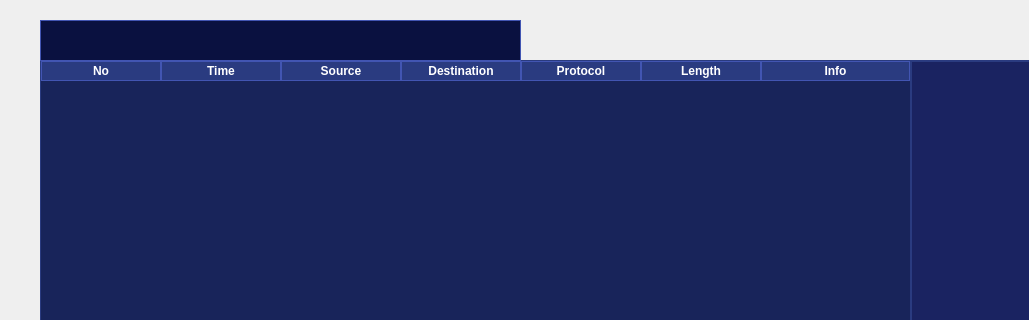
ramu-1112/PacketRank-Lite-IDS, file init/dashboard.ui: the form before one commit; both pictures show x 0 to 1029 and y 0 to 320 of the 1281 by 905 pixel window.
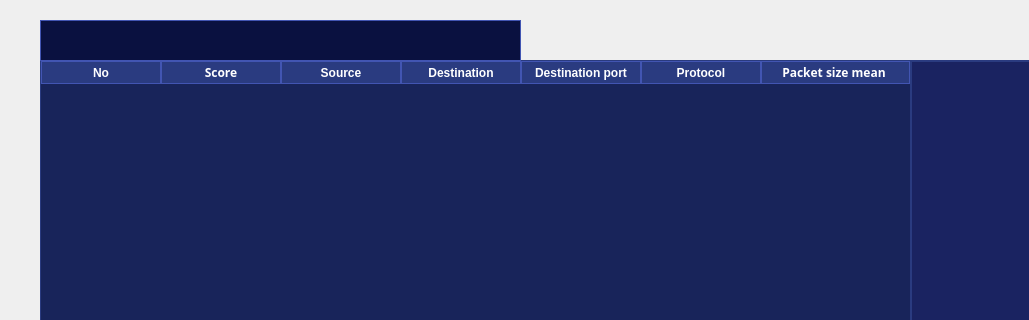
The form after the commit.

Commit message: push packet data into UI table

Patch:
```diff
--- a/init/dashboard.ui
+++ b/init/dashboard.ui
@@ -75,6 +75,14 @@
      <height>461</height>
     </rect>
    </property>
+   <property name="font">
+    <font>
+     <family>Noto Sans</family>
+     <pointsize>11</pointsize>
+     <weight>75</weight>
+     <bold>true</bold>
+    </font>
+   </property>
    <property name="tabletTracking">
     <bool>false</bool>
    </property>
@@ -97,6 +105,9 @@
    <property name="frameShape">
     <enum>QFrame::NoFrame</enum>
    </property>
+   <property name="verticalScrollBarPolicy">
+    <enum>Qt::ScrollBarAlwaysOff</enum>
+   </property>
    <property name="horizontalScrollBarPolicy">
     <enum>Qt::ScrollBarAlwaysOff</enum>
    </property>
@@ -131,10 +142,11 @@
    </column>
    <column>
     <property name="text">
-     <string>Time</string>
+     <string>Score</string>
     </property>
     <property name="font">
      <font>
+      <family>Noto Sans</family>
       <weight>75</weight>
       <bold>true</bold>
      </font>
@@ -162,6 +174,17 @@
      </font>
     </property>
    </column>
+   <column>
+    <property name="text">
+     <string>Destination port</string>
+    </property>
+    <property name="font">
+     <font>
+      <weight>75</weight>
+      <bold>true</bold>
+     </font>
+    </property>
+   </column>
    <column>
     <property name="text">
      <string>Protocol</string>
@@ -175,21 +198,11 @@
    </column>
    <column>
     <property name="text">
-     <string>Length</string>
+     <string>Packet size mean </string>
     </property>
     <property name="font">
      <font>
-      <weight>75</weight>
-      <bold>true</bold>
-     </font>
-    </property>
-   </column>
-   <column>
-    <property name="text">
-     <string>Info</string>
-    </property>
-    <property name="font">
-     <font>
+      <family>Noto Sans</family>
       <weight>75</weight>
       <bold>true</bold>
      </font>
```
The commit also changes 7 other files.
